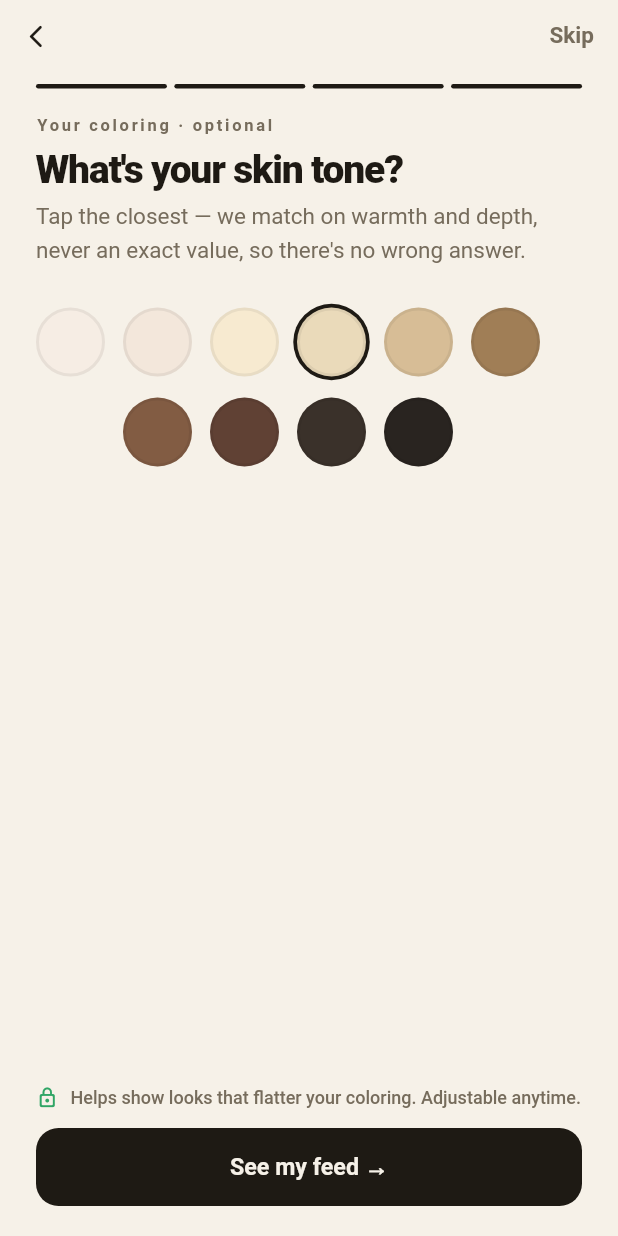
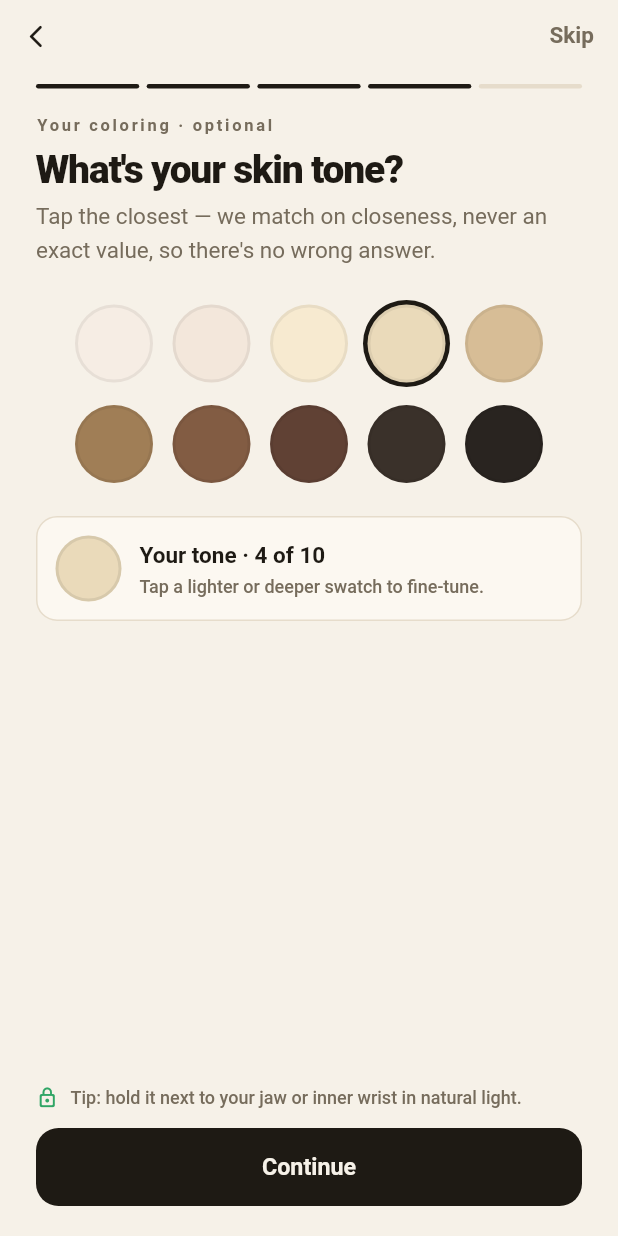
Before and after one commit to Akash9179/Viele, a Flutter app: the screen it shows after launch, swiped to page 5, on a phone screen of 412 x 824 dp. Run offline on Flutter 3.47's test engine with Material 3 defaults, Android fonts, the phone set to English and light mode, and no system bars; our stand-ins replace cached_network_image, flutter_riverpod, go_router; network calls fail.

Commit message:
feat(onboarding): add undertone step + skin-tone accuracy aids
Research: Monk-10 is the inclusive industry standard (Google-adopted, more
inclusive than Fitzpatrick). Accuracy of self-selected skin tone drives trust;
undertone is the key second axis (depth × undertone) and selection guidance
matters.

- Add an undertone teaser step (Warm/Cool/Neutral/Not sure) with plain cues
  (gold vs silver jewelry; inner-wrist veins) — pulled from V2 into MVP
- Skin-tone screen: larger swatches, a "your tone · N of 10" confirm strip,
  and a jaw/inner-wrist natural-light tip
- Teaser progress now 5 steps; reindexed flow
- Reconcile docs: SRS FR-ON.8 / FR-RC.3 / Appendix 11.3 / ColorProfile entity,
  design.md §7, memory decision log

Co-Authored-By: Claude Opus 4.8 (1M context) <noreply@anthropic.com>

```diff
--- a/app/lib/features/onboarding/presentation/onboarding_flow.dart
+++ b/app/lib/features/onboarding/presentation/onboarding_flow.dart
@@ -31,11 +31,12 @@ class _OnboardingFlowState extends State<OnboardingFlow> {
   final Set<String> _aesthetics = {'Quiet Luxury', 'Off-Duty', 'Dark Academia'};
   SilhouetteShape? _silhouette = SilhouetteShape.hourglass;
   int? _skinTone = 3;
+  Undertone? _undertone = Undertone.neutral;
   String _hair = 'Brown';
   String _eye = 'Hazel';
   String _height = "5'6\"";
 
-  static const _last = 8;
+  static const _last = 9;
 
   void _next() {
     if (_index >= _last) {
@@ -116,15 +117,30 @@ class _OnboardingFlowState extends State<OnboardingFlow> {
             eyebrow: 'Your coloring · optional',
             title: 'What\'s your skin tone?',
             subtitle:
-                'Tap the closest — we match on warmth and depth, never an exact value, so there\'s no wrong answer.',
-            reassure: 'Helps show looks that flatter your coloring. Adjustable anytime.',
-            ctaLabel: 'See my feed →',
+                'Tap the closest — we match on closeness, never an exact value, so there\'s no wrong answer.',
+            reassure: 'Tip: hold it next to your jaw or inner wrist in natural light.',
             onContinue: _next,
             onBack: _back,
             onSkip: _next,
             child: _SkinToneRow(
               value: _skinTone,
               onChanged: (v) => setState(() => _skinTone = v),
+            ),
+          ),
+          _Teaser(
+            step: 5,
+            eyebrow: 'Your coloring · optional',
+            title: 'And your undertone?',
+            subtitle:
+                'The other half of a good color match — it\'s why people at the same depth suit different palettes.',
+            reassure: 'Check your inner-wrist veins: greenish leans warm, bluish leans cool.',
+            ctaLabel: 'See my feed →',
+            onContinue: _next,
+            onBack: _back,
+            onSkip: _next,
+            child: _UndertoneChoice(
+              value: _undertone,
+              onChanged: (v) => setState(() => _undertone = v),
             ),
           ),
           _Wow(onContinue: _next),
@@ -184,14 +200,14 @@ class _PrimaryButton extends StatelessWidget {
 
 class _Progress extends StatelessWidget {
   const _Progress({required this.step});
-  final int step; // 1..4
+  final int step; // 1..5
   @override
   Widget build(BuildContext context) {
     return Padding(
       padding: const EdgeInsets.fromLTRB(AppSpacing.s24, 8, AppSpacing.s24, 0),
       child: Row(
         children: [
-          for (var i = 1; i <= 4; i++) ...[
+          for (var i = 1; i <= 5; i++) ...[
             if (i > 1) const SizedBox(width: 5),
             Expanded(
               child: Container(
@@ -586,28 +602,144 @@ class _SkinToneRow extends StatelessWidget {
 
   @override
   Widget build(BuildContext context) {
+    final t = Theme.of(context).textTheme;
     return Padding(
-      padding: const EdgeInsets.fromLTRB(AppSpacing.s24, 26, AppSpacing.s24, 0),
-      child: Wrap(
-        spacing: 12,
-        runSpacing: 14,
+      padding: const EdgeInsets.fromLTRB(AppSpacing.s24, 24, AppSpacing.s24, 0),
+      child: Column(
+        children: [
+          Wrap(
+            spacing: 13,
+            runSpacing: 15,
             alignment: WrapAlignment.center,
             children: [
               for (var i = 0; i < monkTones.length; i++)
                 GestureDetector(
                   onTap: () => onChanged(i),
                   child: Container(
-                width: 46,
-                height: 46,
+                    width: 52,
+                    height: 52,
                     decoration: BoxDecoration(
                       color: monkTones[i],
                       shape: BoxShape.circle,
-                  border: Border.all(color: Colors.black.withValues(alpha: 0.06), width: 2),
+                      border: Border.all(
+                          color: Colors.black.withValues(alpha: 0.06), width: 2),
                       boxShadow: value == i
                           ? const [
-                          BoxShadow(color: AppColors.ink, spreadRadius: 2.5, blurRadius: 0)
+                              BoxShadow(color: AppColors.ink, spreadRadius: 3, blurRadius: 0)
                             ]
                           : null,
+                    ),
+                  ),
+                ),
+            ],
+          ),
+          const SizedBox(height: 22),
+          // Confirm strip — shows the chosen tone larger so people can verify.
+          if (value != null)
+            Container(
+              padding: const EdgeInsets.all(12),
+              decoration: BoxDecoration(
+                color: AppColors.paper,
+                borderRadius: BorderRadius.circular(14),
+                border: Border.all(color: AppColors.line),
+              ),
+              child: Row(
+                children: [
+                  Container(
+                    width: 44,
+                    height: 44,
+                    decoration: BoxDecoration(
+                      color: monkTones[value!],
+                      shape: BoxShape.circle,
+                      border: Border.all(
+                          color: Colors.black.withValues(alpha: 0.08), width: 2),
+                    ),
+                  ),
+                  const SizedBox(width: 12),
+                  Expanded(
+                    child: Column(
+                      crossAxisAlignment: CrossAxisAlignment.start,
+                      children: [
+                        Text('Your tone · ${value! + 1} of 10',
+                            style: t.bodyLarge?.copyWith(fontWeight: FontWeight.w700)),
+                        const SizedBox(height: 1),
+                        Text('Tap a lighter or deeper swatch to fine-tune.',
+                            style: t.bodySmall),
+                      ],
+                    ),
+                  ),
+                ],
+              ),
+            ),
+        ],
+      ),
+    );
+  }
+}
+
+class _UndertoneChoice extends StatelessWidget {
+  const _UndertoneChoice({required this.value, required this.onChanged});
+  final Undertone? value;
+  final ValueChanged<Undertone> onChanged;
+
+  static const _cue = <Undertone, List<Color>>{
+    Undertone.warm: [Color(0xFFE7C9A0), Color(0xFFD8A56A)],
+    Undertone.cool: [Color(0xFFCBD4DE), Color(0xFFA9B7C6)],
+    Undertone.neutral: [Color(0xFFE0D6C4), Color(0xFFBFC2BE)],
+    Undertone.notSure: [Color(0xFFE6DCC8), Color(0xFFE6DCC8)],
+  };
+
+  @override
+  Widget build(BuildContext context) {
+    final t = Theme.of(context).textTheme;
+    return Padding(
+      padding: const EdgeInsets.fromLTRB(AppSpacing.s24, 22, AppSpacing.s24, 0),
+      child: Column(
+        children: [
+          for (final u in Undertone.values)
+            Padding(
+              padding: const EdgeInsets.only(bottom: 11),
+              child: GestureDetector(
+                onTap: () => onChanged(u),
+                child: Container(
+                  padding: const EdgeInsets.all(14),
+                  decoration: BoxDecoration(
+                    color: value == u ? Colors.white : AppColors.paper,
+                    borderRadius: BorderRadius.circular(16),
+                    border: Border.all(
+                        color: value == u ? AppColors.ink : AppColors.line,
+                        width: 1.5),
+                  ),
+                  child: Row(
+                    children: [
+                      Container(
+                        width: 34,
+                        height: 34,
+                        decoration: BoxDecoration(
+                          shape: BoxShape.circle,
+                          gradient: LinearGradient(colors: _cue[u]!),
+                          border: Border.all(
+                              color: Colors.black.withValues(alpha: 0.06)),
+                        ),
+                      ),
+                      const SizedBox(width: 13),
+                      Expanded(
+                        child: Column(
+                          crossAxisAlignment: CrossAxisAlignment.start,
+                          children: [
+                            Text(undertoneLabels[u]!,
+                                style: t.bodyLarge?.copyWith(
+                                    fontWeight: FontWeight.w700, fontSize: 16)),
+                            const SizedBox(height: 1),
+                            Text(undertoneHints[u]!, style: t.bodyMedium),
+                          ],
+                        ),
+                      ),
+                      if (value == u)
+                        const Icon(Icons.check_circle_rounded,
+                            color: AppColors.match, size: 22),
+                    ],
+                  ),
                 ),
               ),
             ),
```
Also changed, not shown: app/lib/features/onboarding/data/onboarding_data.dart (+17 -0 lines), 3 other files. Lines whose indentation alone changed are shown as unchanged.
